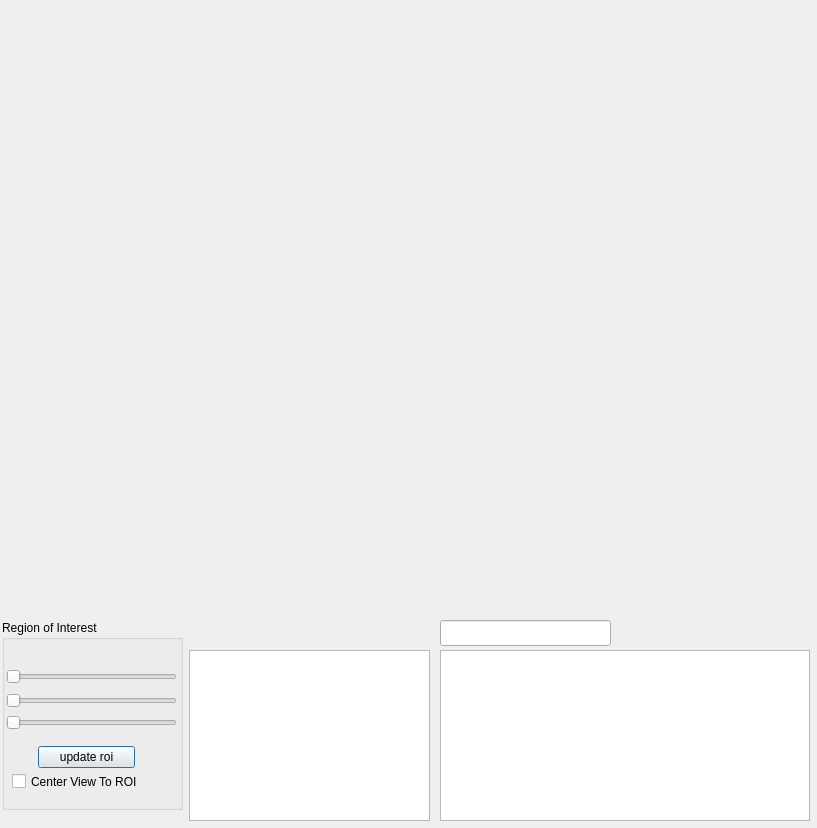
Before: the Qt Designer form viewer/grid_viewer_mainwindow.ui in nithins/mscomplex-2d, drawn with Qt 5.
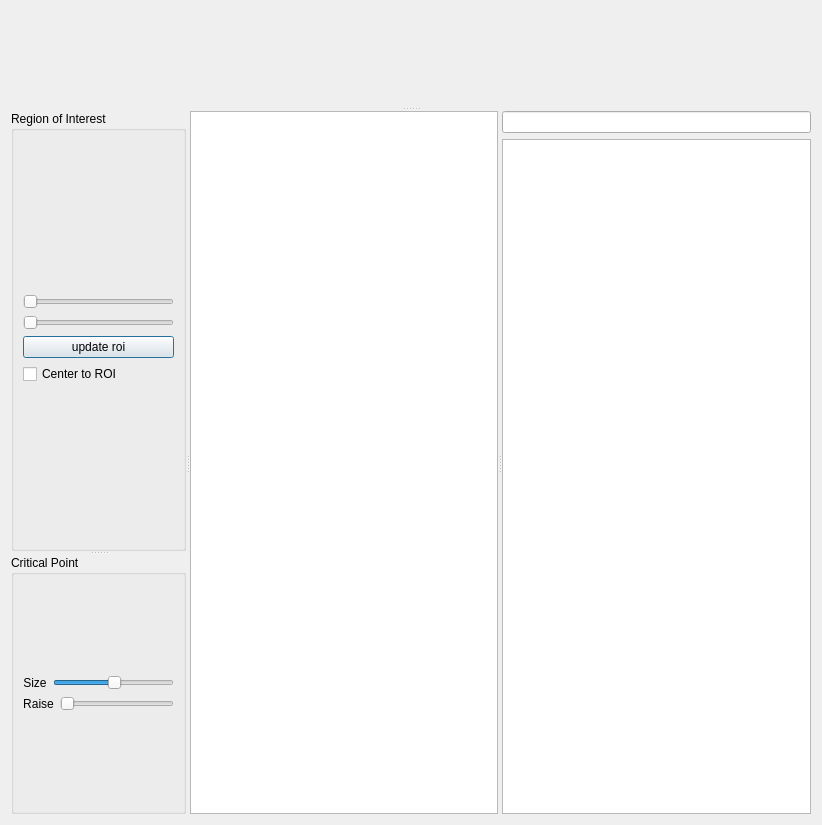
After: the same form once the commit is applied. Custom widgets are drawn as their Qt base class.

Commit message: utls: version change + viewer: improved UI + viewer: cp size +raise +viewer:gradient shader

```diff
--- a/viewer/grid_viewer_mainwindow.ui
+++ b/viewer/grid_viewer_mainwindow.ui
@@ -6,8 +6,8 @@
    <rect>
     <x>0</x>
     <y>0</y>
-    <width>817</width>
-    <height>828</height>
+    <width>822</width>
+    <height>825</height>
    </rect>
   </property>
   <property name="contextMenuPolicy">
@@ -16,244 +16,244 @@
   <property name="windowTitle">
    <string>Frame</string>
   </property>
-  <widget class="QWidget" name="glviewer" native="true">
-   <property name="geometry">
-    <rect>
-     <x>10</x>
-     <y>10</y>
-     <width>800</width>
-     <height>600</height>
-    </rect>
-   </property>
-   <property name="autoFillBackground">
-    <bool>false</bool>
-   </property>
-  </widget>
-  <widget class="QTableView" name="datapiece_view">
-   <property name="geometry">
-    <rect>
-     <x>189</x>
-     <y>650</y>
-     <width>241</width>
-     <height>171</height>
-    </rect>
-   </property>
-   <property name="contextMenuPolicy">
-    <enum>Qt::CustomContextMenu</enum>
-   </property>
-   <property name="selectionMode">
-    <enum>QAbstractItemView::ExtendedSelection</enum>
-   </property>
-   <property name="selectionBehavior">
-    <enum>QAbstractItemView::SelectRows</enum>
-   </property>
-   <property name="sortingEnabled">
-    <bool>true</bool>
-   </property>
-  </widget>
-  <widget class="QTableView" name="critpt_view">
-   <property name="geometry">
-    <rect>
-     <x>440</x>
-     <y>650</y>
-     <width>370</width>
-     <height>171</height>
-    </rect>
-   </property>
-   <property name="contextMenuPolicy">
-    <enum>Qt::CustomContextMenu</enum>
-   </property>
-   <property name="alternatingRowColors">
-    <bool>true</bool>
-   </property>
-   <property name="selectionMode">
-    <enum>QAbstractItemView::ExtendedSelection</enum>
-   </property>
-   <property name="selectionBehavior">
-    <enum>QAbstractItemView::SelectRows</enum>
-   </property>
-   <property name="showGrid">
-    <bool>false</bool>
-   </property>
-   <property name="sortingEnabled">
-    <bool>true</bool>
-   </property>
-   <attribute name="horizontalHeaderCascadingSectionResizes">
-    <bool>false</bool>
-   </attribute>
-   <attribute name="horizontalHeaderDefaultSectionSize">
-    <number>100</number>
-   </attribute>
-   <attribute name="verticalHeaderVisible">
-    <bool>false</bool>
-   </attribute>
-   <attribute name="verticalHeaderCascadingSectionResizes">
-    <bool>false</bool>
-   </attribute>
-   <attribute name="verticalHeaderDefaultSectionSize">
-    <number>20</number>
-   </attribute>
-   <attribute name="verticalHeaderVisible">
-    <bool>false</bool>
-   </attribute>
-   <attribute name="verticalHeaderDefaultSectionSize">
-    <number>20</number>
-   </attribute>
-   <attribute name="horizontalHeaderCascadingSectionResizes">
-    <bool>false</bool>
-   </attribute>
-   <attribute name="verticalHeaderCascadingSectionResizes">
-    <bool>false</bool>
-   </attribute>
-   <attribute name="horizontalHeaderDefaultSectionSize">
-    <number>100</number>
-   </attribute>
-  </widget>
-  <widget class="QLineEdit" name="critpt_filter_edit">
-   <property name="enabled">
-    <bool>true</bool>
-   </property>
-   <property name="geometry">
-    <rect>
-     <x>440</x>
-     <y>620</y>
-     <width>171</width>
-     <height>26</height>
-    </rect>
-   </property>
-   <property name="text">
-    <string/>
-   </property>
-   <property name="readOnly">
-    <bool>false</bool>
-   </property>
-  </widget>
-  <widget class="QGroupBox" name="roi_groupBox">
-   <property name="geometry">
-    <rect>
-     <x>2</x>
-     <y>620</y>
-     <width>181</width>
-     <height>190</height>
-    </rect>
-   </property>
-   <property name="title">
-    <string>Region of Interest</string>
-   </property>
-   <property name="flat">
-    <bool>false</bool>
-   </property>
-   <widget class="QPushButton" name="update_roi_pushButton">
-    <property name="geometry">
-     <rect>
-      <x>36</x>
-      <y>126</y>
-      <width>97</width>
-      <height>22</height>
-     </rect>
-    </property>
-    <property name="text">
-     <string>update roi</string>
-    </property>
-   </widget>
-   <widget class="QxtSpanSlider" name="zroi_spanslider">
-    <property name="geometry">
-     <rect>
-      <x>4</x>
-      <y>92</y>
-      <width>171</width>
-      <height>21</height>
-     </rect>
-    </property>
-    <property name="orientation">
-     <enum>Qt::Horizontal</enum>
-    </property>
-    <property name="tickPosition">
-     <enum>QSlider::NoTicks</enum>
-    </property>
-    <property name="lowerValue">
-     <number>0</number>
-    </property>
-    <property name="upperValue">
-     <number>99</number>
-    </property>
-    <property name="upperPosition">
-     <number>99</number>
-    </property>
-    <property name="handleMovementMode">
-     <enum>QxtSpanSlider::NoOverlapping</enum>
-    </property>
-   </widget>
-   <widget class="QxtSpanSlider" name="yroi_spanslider">
-    <property name="geometry">
-     <rect>
-      <x>4</x>
-      <y>70</y>
-      <width>171</width>
-      <height>21</height>
-     </rect>
-    </property>
-    <property name="orientation">
-     <enum>Qt::Horizontal</enum>
-    </property>
-    <property name="tickPosition">
-     <enum>QSlider::NoTicks</enum>
-    </property>
-    <property name="lowerValue">
-     <number>0</number>
-    </property>
-    <property name="upperValue">
-     <number>99</number>
-    </property>
-    <property name="upperPosition">
-     <number>99</number>
-    </property>
-    <property name="handleMovementMode">
-     <enum>QxtSpanSlider::NoOverlapping</enum>
-    </property>
-   </widget>
-   <widget class="QxtSpanSlider" name="xroi_spanslider">
-    <property name="geometry">
-     <rect>
-      <x>4</x>
-      <y>46</y>
-      <width>171</width>
-      <height>21</height>
-     </rect>
-    </property>
-    <property name="orientation">
-     <enum>Qt::Horizontal</enum>
-    </property>
-    <property name="tickPosition">
-     <enum>QSlider::NoTicks</enum>
-    </property>
-    <property name="lowerValue">
-     <number>0</number>
-    </property>
-    <property name="upperValue">
-     <number>99</number>
-    </property>
-    <property name="upperPosition">
-     <number>99</number>
-    </property>
-    <property name="handleMovementMode">
-     <enum>QxtSpanSlider::NoOverlapping</enum>
-    </property>
-   </widget>
-   <widget class="QCheckBox" name="center_to_roi_checkBox">
-    <property name="geometry">
-     <rect>
-      <x>10</x>
-      <y>150</y>
-      <width>141</width>
-      <height>23</height>
-     </rect>
-    </property>
-    <property name="text">
-     <string>Center View To ROI</string>
-    </property>
-   </widget>
-  </widget>
+  <layout class="QVBoxLayout" name="verticalLayout_6">
+   <item>
+    <widget class="QSplitter" name="splitter_3">
+     <property name="orientation">
+      <enum>Qt::Vertical</enum>
+     </property>
+     <widget class="grid::glviewer_t" name="glviewer" native="true">
+      <property name="autoFillBackground">
+       <bool>false</bool>
+      </property>
+     </widget>
+     <widget class="QSplitter" name="splitter_2">
+      <property name="orientation">
+       <enum>Qt::Horizontal</enum>
+      </property>
+      <widget class="QSplitter" name="splitter">
+       <property name="orientation">
+        <enum>Qt::Vertical</enum>
+       </property>
+       <widget class="QGroupBox" name="roi_groupBox">
+        <property name="title">
+         <string>Region of Interest</string>
+        </property>
+        <property name="flat">
+         <bool>false</bool>
+        </property>
+        <layout class="QVBoxLayout" name="verticalLayout_3">
+         <item>
+          <layout class="QVBoxLayout" name="verticalLayout_2">
+           <item>
+            <widget class="QxtSpanSlider" name="xroi_spanslider">
+             <property name="orientation">
+              <enum>Qt::Horizontal</enum>
+             </property>
+             <property name="tickPosition">
+              <enum>QSlider::NoTicks</enum>
+             </property>
+             <property name="lowerValue">
+              <number>0</number>
+             </property>
+             <property name="upperValue">
+              <number>99</number>
+             </property>
+             <property name="upperPosition">
+              <number>99</number>
+             </property>
+             <property name="handleMovementMode">
+              <enum>QxtSpanSlider::NoOverlapping</enum>
+             </property>
+            </widget>
+           </item>
+           <item>
+            <widget class="QxtSpanSlider" name="yroi_spanslider">
+             <property name="orientation">
+              <enum>Qt::Horizontal</enum>
+             </property>
+             <property name="tickPosition">
+              <enum>QSlider::NoTicks</enum>
+             </property>
+             <property name="lowerValue">
+              <number>0</number>
+             </property>
+             <property name="upperValue">
+              <number>99</number>
+             </property>
+             <property name="upperPosition">
+              <number>99</number>
+             </property>
+             <property name="handleMovementMode">
+              <enum>QxtSpanSlider::NoOverlapping</enum>
+             </property>
+            </widget>
+           </item>
+           <item>
+            <widget class="QPushButton" name="update_roi_pushButton">
+             <property name="text">
+              <string>update roi</string>
+             </property>
+            </widget>
+           </item>
+           <item>
+            <widget class="QCheckBox" name="center_to_roi_checkBox">
+             <property name="text">
+              <string>Center to ROI</string>
+             </property>
+            </widget>
+           </item>
+          </layout>
+         </item>
+        </layout>
+       </widget>
+       <widget class="QGroupBox" name="groupBox">
+        <property name="title">
+         <string>Critical Point</string>
+        </property>
+        <layout class="QVBoxLayout" name="verticalLayout_5">
+         <item>
+          <layout class="QVBoxLayout" name="verticalLayout_4">
+           <item>
+            <layout class="QHBoxLayout" name="horizontalLayout">
+             <item>
+              <widget class="QLabel" name="cp_point_size_label">
+               <property name="text">
+                <string>Size</string>
+               </property>
+               <property name="alignment">
+                <set>Qt::AlignCenter</set>
+               </property>
+              </widget>
+             </item>
+             <item>
+              <widget class="QSlider" name="cp_point_size_horizontalSlider">
+               <property name="value">
+                <number>50</number>
+               </property>
+               <property name="orientation">
+                <enum>Qt::Horizontal</enum>
+               </property>
+              </widget>
+             </item>
+            </layout>
+           </item>
+           <item>
+            <layout class="QHBoxLayout" name="horizontalLayout_2">
+             <item>
+              <widget class="QLabel" name="cp_point_raise_label">
+               <property name="text">
+                <string>Raise</string>
+               </property>
+               <property name="alignment">
+                <set>Qt::AlignCenter</set>
+               </property>
+              </widget>
+             </item>
+             <item>
+              <widget class="QSlider" name="cp_point_raise_horizontalSlider">
+               <property name="value">
+                <number>0</number>
+               </property>
+               <property name="orientation">
+                <enum>Qt::Horizontal</enum>
+               </property>
+              </widget>
+             </item>
+            </layout>
+           </item>
+          </layout>
+         </item>
+        </layout>
+       </widget>
+      </widget>
+      <widget class="QTableView" name="datapiece_view">
+       <property name="contextMenuPolicy">
+        <enum>Qt::CustomContextMenu</enum>
+       </property>
+       <property name="selectionMode">
+        <enum>QAbstractItemView::ExtendedSelection</enum>
+       </property>
+       <property name="selectionBehavior">
+        <enum>QAbstractItemView::SelectRows</enum>
+       </property>
+       <property name="sortingEnabled">
+        <bool>true</bool>
+       </property>
+      </widget>
+      <widget class="QWidget" name="layoutWidget">
+       <layout class="QVBoxLayout" name="verticalLayout">
+        <item>
+         <widget class="QLineEdit" name="critpt_filter_edit">
+          <property name="enabled">
+           <bool>true</bool>
+          </property>
+          <property name="text">
+           <string/>
+          </property>
+          <property name="readOnly">
+           <bool>false</bool>
+          </property>
+         </widget>
+        </item>
+        <item>
+         <widget class="QTableView" name="critpt_view">
+          <property name="contextMenuPolicy">
+           <enum>Qt::CustomContextMenu</enum>
+          </property>
+          <property name="alternatingRowColors">
+           <bool>true</bool>
+          </property>
+          <property name="selectionMode">
+           <enum>QAbstractItemView::ExtendedSelection</enum>
+          </property>
+          <property name="selectionBehavior">
+           <enum>QAbstractItemView::SelectRows</enum>
+          </property>
+          <property name="showGrid">
+           <bool>false</bool>
+          </property>
+          <property name="sortingEnabled">
+           <bool>true</bool>
+          </property>
+          <attribute name="horizontalHeaderCascadingSectionResizes">
+           <bool>false</bool>
+          </attribute>
+          <attribute name="horizontalHeaderDefaultSectionSize">
+           <number>100</number>
+          </attribute>
+          <attribute name="verticalHeaderVisible">
+           <bool>false</bool>
+          </attribute>
+          <attribute name="verticalHeaderCascadingSectionResizes">
+           <bool>false</bool>
+          </attribute>
+          <attribute name="verticalHeaderDefaultSectionSize">
+           <number>20</number>
+          </attribute>
+          <attribute name="verticalHeaderVisible">
+           <bool>false</bool>
+          </attribute>
+          <attribute name="verticalHeaderDefaultSectionSize">
+           <number>20</number>
+          </attribute>
+          <attribute name="horizontalHeaderCascadingSectionResizes">
+           <bool>false</bool>
+          </attribute>
+          <attribute name="verticalHeaderCascadingSectionResizes">
+           <bool>false</bool>
+          </attribute>
+          <attribute name="horizontalHeaderDefaultSectionSize">
+           <number>100</number>
+          </attribute>
+         </widget>
+        </item>
+       </layout>
+      </widget>
+     </widget>
+    </widget>
+   </item>
+  </layout>
  </widget>
  <customwidgets>
   <customwidget>
@@ -261,6 +261,12 @@
    <extends>QSlider</extends>
    <header>QxtSpanSlider</header>
   </customwidget>
+  <customwidget>
+   <class>grid::glviewer_t</class>
+   <extends>QWidget</extends>
+   <header>grid_viewer_mainwindow.h</header>
+   <container>1</container>
+  </customwidget>
  </customwidgets>
  <resources/>
  <connections/>
```
The commit also changes 8 other files.
